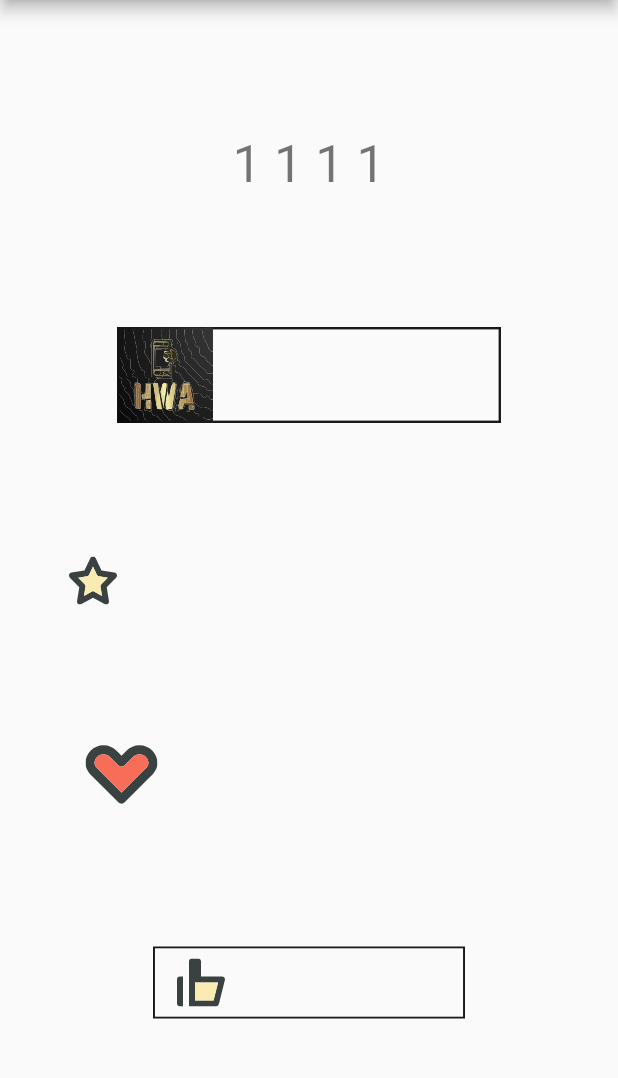
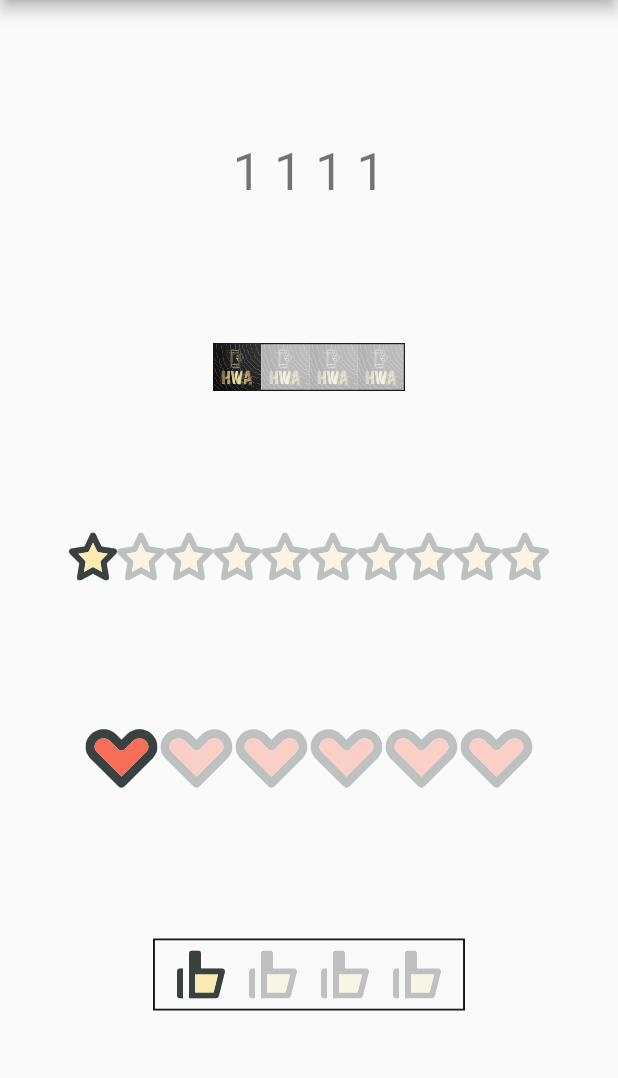
Before and after one commit to mysCod3r/custom_slider, a Flutter app: the screen it shows after launch, on a phone screen of 412 x 824 dp, the part 84-1162 px from its top. Run offline on Flutter 3.47's test engine with Material 2 defaults, Android fonts, the phone set to English and light mode, and no system bars; our stand-ins replace flutter_svg.

Commit message:
show in active added &  fixed not setstate when path changes

```diff
--- a/example/lib/main.dart
+++ b/example/lib/main.dart
@@ -59,7 +59,7 @@ class _MyHomePageState extends State<MyHomePage> {
                 });
               },
               nameOrPath: "hwa",
-              width: 64,
+              size: 32,
               // size: const Size(24, 24),
             ),
             CustomSlider(
@@ -71,7 +71,7 @@ class _MyHomePageState extends State<MyHomePage> {
                 });
               },
               nameOrPath: "assets/svg/star.svg",
-              width: 32,
+              size: 32,
               // size: const Size(25, 25),
             ),
             CustomSlider(
@@ -83,7 +83,7 @@ class _MyHomePageState extends State<MyHomePage> {
                 });
               },
               nameOrPath: "assets/svg/heart.svg",
-              width: 50,
+              size: 50,
               padding: const EdgeInsets.all(1),
               // size: const Size(32, 42),
             ),
@@ -97,7 +97,7 @@ class _MyHomePageState extends State<MyHomePage> {
                 });
               },
               nameOrPath: "assets/svg/thumb-up.svg",
-              width: 48,
+              size: 48,
               padding: const EdgeInsets.all(8),
               // size: const Size(70, 70),
             ),
--- a/lib/src/slider.dart
+++ b/lib/src/slider.dart
@@ -13,16 +13,17 @@ class CustomSlider extends StatefulWidget {
     required this.onChanged,
     required this.nameOrPath,
     this.padding = EdgeInsets.zero,
+    this.size = 32,
+    this.showInActive = true,
     this.borderNameOrPath,
-    required this.width,
   });
 
   final String nameOrPath;
   final String? borderNameOrPath;
   final double maxValue;
   final double minValue;
-  final double width;
-
+  final double size;
+  final bool showInActive;
   final EdgeInsets padding;
   final void Function(double) onChanged;
 
@@ -33,31 +34,42 @@ class CustomSlider extends StatefulWidget {
 class _CustomSliderState extends State<CustomSlider> {
   final StreamController<double> _streamController = StreamController<double>();
   final double _sliderValue = 1.0;
-  late final String _path;
-  late final String _borderPath;
+  late String _path;
+  late String _borderPath;
 
   @override
   void initState() {
+    _init();
+    super.initState();
+  }
+
+  @override
+  void didUpdateWidget(covariant CustomSlider oldWidget) {
+    if (widget.nameOrPath != oldWidget.nameOrPath || widget.borderNameOrPath != oldWidget.borderNameOrPath) {
+      _init();
+    }
+    super.didUpdateWidget(oldWidget);
+  }
+
+  void _init() {
     _path = nameToPath(widget.nameOrPath);
     if (widget.borderNameOrPath != null) {
       _borderPath = nameToPath(widget.borderNameOrPath!);
     }
-    super.initState();
   }
 
   String nameToPath(String name) {
     if (name.contains("/")) {
       return name;
     }
-
     return name.svgFromAssets;
   }
 
   @override
   Widget build(BuildContext context) {
     return SizedBox(
-      width: widget.width * widget.maxValue + widget.padding.horizontal,
-      height: widget.width,
+      width: widget.size * widget.maxValue + widget.padding.horizontal,
+      height: widget.size,
       child: Stack(
         alignment: AlignmentDirectional.center,
         children: [
@@ -67,9 +79,10 @@ class _CustomSliderState extends State<CustomSlider> {
                   fit: BoxFit.fill,
                 )
               : const Center(),
+          widget.showInActive ? _showInActive(max: widget.maxValue, size: widget.size, padding: widget.padding) : const Center(),
           _sliderItem(
-            path: widget.nameOrPath,
-            width: widget.width,
+            path: _path,
+            size: widget.size,
             sliderValue: _sliderValue,
             streamController: _streamController,
             padding: widget.padding,
@@ -115,11 +128,31 @@ class _CustomSliderState extends State<CustomSlider> {
     );
   }
 
+  Widget _showInActive({required double max, required double size, required EdgeInsets padding}) {
+    return Padding(
+      padding: padding,
+      child: Row(
+          mainAxisAlignment: MainAxisAlignment.start,
+          children: List.generate(
+            max.round(),
+            (index) {
+              return Opacity(
+                opacity: 0.3,
+                child: SvgPicture.asset(
+                  _path,
+                  width: size,
+                ),
+              );
+            },
+          )),
+    );
+  }
+
   StreamBuilder<double> _sliderItem({
     required StreamController<double> streamController,
     required double sliderValue,
     required String path,
-    required double width,
+    required double size,
     required EdgeInsets padding,
   }) {
     return StreamBuilder<double>(
@@ -135,7 +168,7 @@ class _CustomSliderState extends State<CustomSlider> {
               itemCount,
               (index) => SvgPicture.asset(
                 _path,
-                width: width,
+                width: size,
               ),
             ),
           ),
```
Also changed, not shown: example/pubspec.yaml (line endings or trailing spaces).
